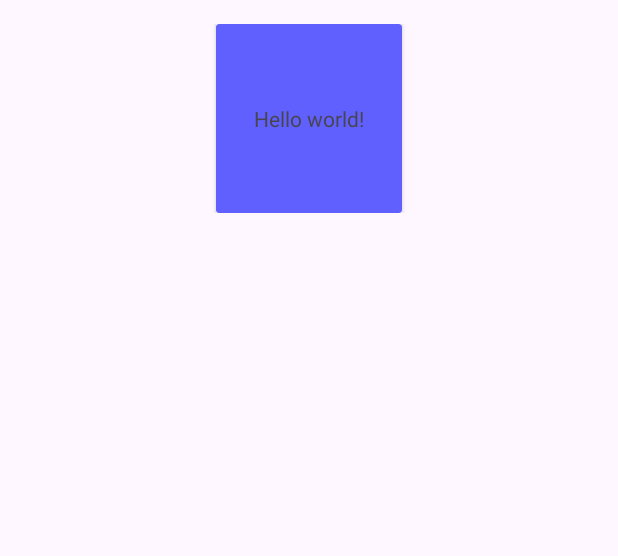
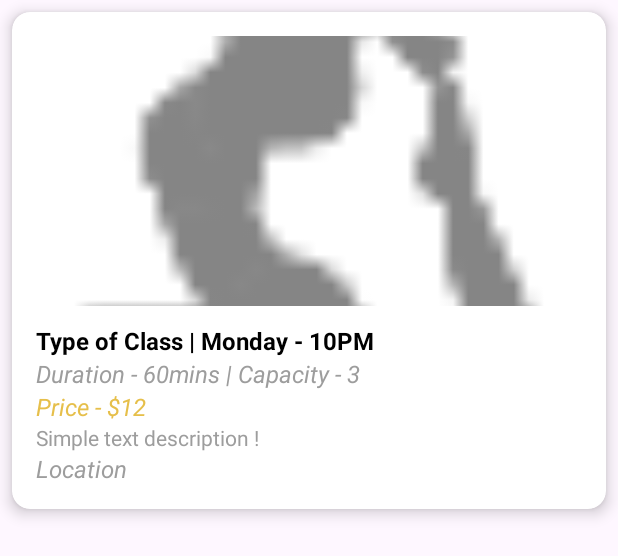
Before and after one commit to YanLynn/universalYoga, an Android app: the layout card_view.xml on its own in the app's theme, with its tools: preview values and no code run, on a phone screen of 412 x 824 dp. Shown: the top 556 px of the screen. Run offline under Robolectric (Android 15) with nearby library versions, the phone set to English and light mode, and no system bars.

Commit message:
update code

```diff
--- a/app/src/main/AndroidManifest.xml
+++ b/app/src/main/AndroidManifest.xml
@@ -12,6 +12,9 @@
         android:supportsRtl="true"
         android:theme="@style/Theme.UniversalYoga"
         tools:targetApi="31">
+        <activity
+            android:name=".Activity.DetailCourseActivity"
+            android:exported="false" />
         <activity
             android:name=".Activity.Course.AddCourseActivity"
             android:exported="false" />
--- a/app/src/main/java/com/example/universalyoga/Activity/Course/DetailCourseActivity.kt
+++ b/app/src/main/java/com/example/universalyoga/Activity/DetailCourseActivity.kt
@@ -1,4 +1,4 @@
-package com.example.universalyoga.Activity.Course
+package com.example.universalyoga.Activity
 
 import android.os.Bundle
 import androidx.activity.enableEdgeToEdge
--- a/app/src/main/java/com/example/universalyoga/Adapter/CourseAdapter.kt
+++ b/app/src/main/java/com/example/universalyoga/Adapter/CourseAdapter.kt
@@ -7,7 +7,7 @@ import android.graphics.BitmapFactory
 import android.view.LayoutInflater
 import android.view.ViewGroup
 import androidx.recyclerview.widget.RecyclerView
-import com.example.universalyoga.Activity.Course.DetailCourseActivity
+import com.example.universalyoga.Activity.DetailCourseActivity
 import com.example.universalyoga.DBHelper.CourseDBHelper
 import com.example.universalyoga.Models.Course
 import com.example.universalyoga.byteArrayToBitmap
@@ -32,11 +32,10 @@ class CourseAdapter(private val course: List<Course>,private val dbHelper: Cours
  inner class CourseViewHolder(private val binding: CardViewBinding) : RecyclerView.ViewHolder(binding.root){
      fun bind(course: Course) {
          val bitmap = byteArrayToBitmap(course.images)
-         binding.img.setImageBitmap(bitmap)
-         binding.dayOfWeek.text = course.day_of_week
-         binding.timeText.text = course.time_of_course
-         binding.typeOfClass.text = course.type_of_class
-         binding.details.text = "Capacity: ${course.capacity} | Duration: ${course.duration} mins| $: ${course.price_per_class}"
+         binding.courseImage.setImageBitmap(bitmap)
+         "${course.type_of_class} | ${course.day_of_week} | ${course.time_of_course}".also { binding.classDayTime.text = it }
+         "Duration - ${course.duration} | Capacity - ${course.capacity}".also { binding.DurationCapacity.text = it }
+         "Price - $${course.price_per_class.toString()}".also { binding.price.text = it }
          binding.description.text = course.description
          binding.location.text = course.location
 
--- a/app/src/main/java/com/example/universalyoga/DBHelper/CourseDBHelper.kt
+++ b/app/src/main/java/com/example/universalyoga/DBHelper/CourseDBHelper.kt
@@ -70,9 +70,9 @@ class CourseDBHelper(context: Context): SQLiteOpenHelper(context, DATABASE_NAME,
         if(cursor.moveToFirst()){
             do {
                 val courses = Course(
+                    cursor.getString(cursor.getColumnIndexOrThrow(COLUMN_TYPE_OF_CLASS)),
                     cursor.getInt(cursor.getColumnIndexOrThrow(COLUMN_ID)),
                     cursor.getString(cursor.getColumnIndexOrThrow(COLUMN_DAY_OF_WEEK)),
-                    cursor.getString(cursor.getColumnIndexOrThrow(COLUMN_TYPE_OF_CLASS)),
                     cursor.getString(cursor.getColumnIndexOrThrow(COLUMN_TIME)),
                     cursor.getInt(cursor.getColumnIndexOrThrow(COLUMN_CAPACITY)),
                     cursor.getInt(cursor.getColumnIndexOrThrow(COLUMN_DURATION)),
--- a/app/src/main/java/com/example/universalyoga/Models/Course.kt
+++ b/app/src/main/java/com/example/universalyoga/Models/Course.kt
@@ -3,10 +3,12 @@ package com.example.universalyoga.Models
 import java.sql.Blob
 
 class Course (
+       val type_of_class: String = "",
        val course_id:Int = 0,
+
        val day_of_week: String = "",
        val time_of_course: String = "",
-       val type_of_class: String = "",
+
        val duration:Int = 0,
        val capacity: Int = 0,
        val price_per_class: Double = 0.0,
--- a/app/src/main/res/layout/activity_detail_course.xml
+++ b/app/src/main/res/layout/activity_detail_course.xml
@@ -5,14 +5,6 @@
     android:id="@+id/main"
     android:layout_width="match_parent"
     android:layout_height="match_parent"
-    tools:context=".Activity.Course.DetailCourseActivity">
+    tools:context=".Activity.DetailCourseActivity">
 
-    <TextView
-        android:id="@+id/detailCourseID"
-        android:layout_width="match_parent"
-        android:layout_height="wrap_content"
-        android:textSize="20sp"
-        android:textColor="@color/cardText1"
-        android:text="Detail Course "
-        tools:ignore="MissingConstraints" />
 </androidx.constraintlayout.widget.ConstraintLayout>
--- a/app/src/main/res/layout/card_view.xml
+++ b/app/src/main/res/layout/card_view.xml
@@ -1,30 +1,82 @@
 <?xml version="1.0" encoding="utf-8"?>
-<androidx.constraintlayout.widget.ConstraintLayout
-    xmlns:android="http://schemas.android.com/apk/res/android"
-    xmlns:tools="http://schemas.android.com/tools"
+<androidx.cardview.widget.CardView xmlns:android="http://schemas.android.com/apk/res/android"
     android:layout_width="match_parent"
     android:layout_height="wrap_content"
-    android:paddingTop="16dp"
-    android:paddingBottom="16dp"
-    xmlns:app="http://schemas.android.com/apk/res-auto">
+    xmlns:app="http://schemas.android.com/apk/res-auto"
+    android:id="@+id/cardView"
+    android:layout_margin="8dp"
+    app:cardCornerRadius="12dp"
+    app:cardElevation="6dp"
+    >
 
-    <androidx.cardview.widget.CardView
-        android:layout_width="124dp"
-        android:layout_height="126dp"
-        android:backgroundTint="#6060ff"
-        app:layout_constraintBottom_toBottomOf="parent"
-        app:layout_constraintEnd_toEndOf="parent"
-        app:layout_constraintStart_toStartOf="parent"
-        app:layout_constraintTop_toTopOf="parent">
+    <LinearLayout
+        android:layout_width="match_parent"
+        android:layout_height="wrap_content"
+        android:orientation="vertical"
+        android:padding="16dp">
+
+        <ImageView
+            android:id="@+id/courseImage"
+            android:layout_width="match_parent"
+            android:layout_height="180dp"
+            android:scaleType="centerCrop"
+            android:src="@drawable/ic_yoga"
+            />
+        <LinearLayout
+            android:layout_width="match_parent"
+            android:layout_height="wrap_content"
+            android:orientation="vertical"
+            android:gravity="start"
+            android:paddingTop="12dp">
+
+            <TextView
+                android:id="@+id/classDayTime"
+                android:layout_width="wrap_content"
+                android:layout_height="wrap_content"
+                android:text="Type of Class | Monday - 10PM"
+                android:textColor="@color/black"
+                android:textStyle="bold"
+                android:textSize="16sp"
+                />
+            <TextView
+                android:id="@+id/DurationCapacity"
+                android:layout_width="wrap_content"
+                android:layout_height="wrap_content"
+                android:text="Duration - 60mins | Capacity - 3"
+                android:textSize="16sp"
+                android:textStyle="italic"
+                android:textColor="@color/cardText1"
+                />
+            <TextView
+                android:id="@+id/price"
+                android:layout_width="wrap_content"
+                android:layout_height="wrap_content"
+                android:text="Price - $12"
+                android:textColor="@color/priceColor"
+                android:textStyle="italic"
+                android:textSize="16dp"/>
+            <TextView
+                android:id="@+id/description"
+                android:layout_width="wrap_content"
+                android:layout_height="wrap_content"
+                android:text="Simple text description !"
+                android:textSize="14sp"
+                android:textColor="@color/cardText1"
+                android:maxLines="2"
+                />
+
+            <TextView
+                android:id="@+id/location"
+                android:layout_width="wrap_content"
+                android:layout_height="wrap_content"
+                android:text="Location"
+                android:textColor="@color/cardText1"
+                android:textSize="16sp"
+                android:textStyle="italic"
+                />
+        </LinearLayout>
 
 
-        <TextView
-            android:layout_width="wrap_content"
-            android:layout_height="wrap_content"
-            android:layout_gravity="center"
-            android:gravity="center"
-            android:text="Hello world!" />
+    </LinearLayout>
 
-    </androidx.cardview.widget.CardView>
-
-</androidx.constraintlayout.widget.ConstraintLayout>
+</androidx.cardview.widget.CardView>
--- a/app/src/main/res/values/colors.xml
+++ b/app/src/main/res/values/colors.xml
@@ -4,4 +4,5 @@
     <color name="white">#FFFFFFFF</color>
     <color name="cardText">#FA8282</color>
     <color name="cardText1">#9D9D9D</color>
+    <color name="priceColor">#E6BF4A</color>
 </resources>
```
